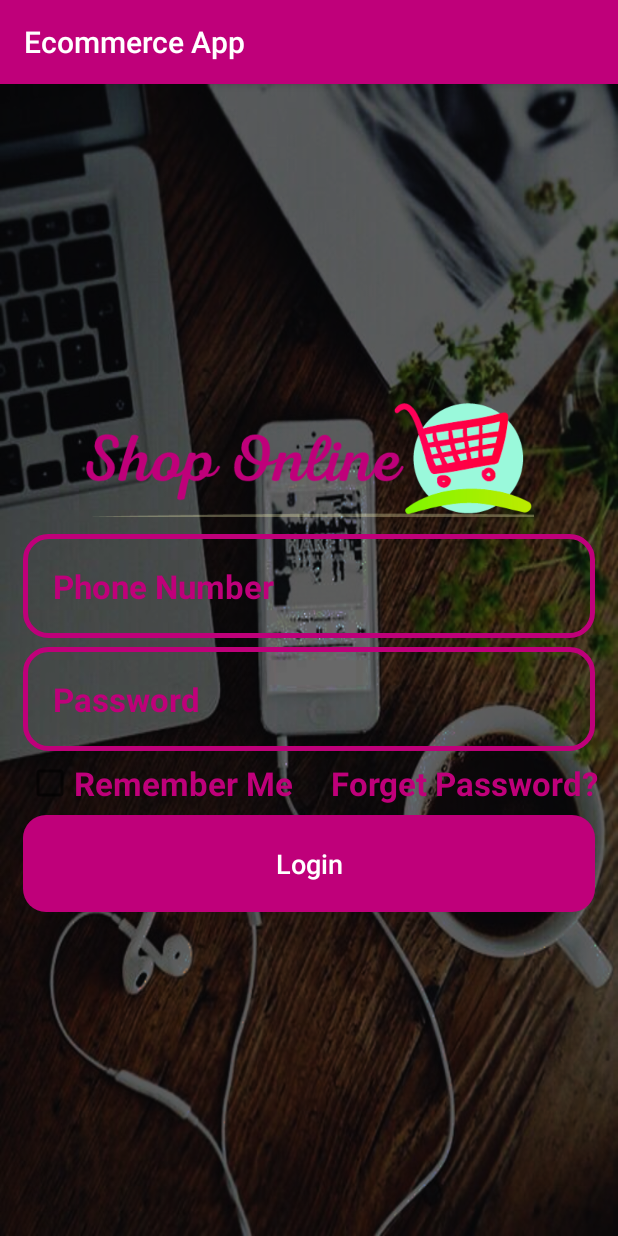
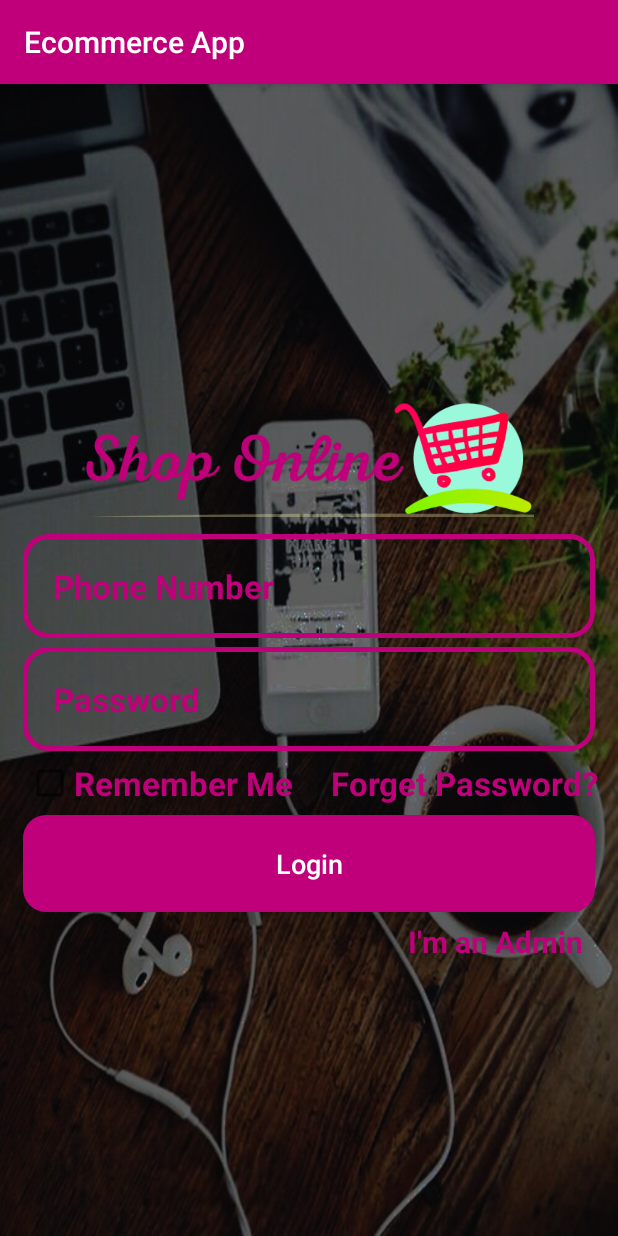
Before and after one commit to MuruganandhamE/Ecommerce-App, an Android app: the LoginActivity screen opened directly, with no data from a screen before it, on a phone screen of 412 x 824 dp. Run offline under Robolectric (Android 15) with nearby library versions, the phone set to English and light mode, and no system bars; our stand-ins replace Firebase (no records; nobody signed in at launch, a user with empty details on screens opened directly); libraries missing offline, so code that uses them is left out: com.rey.material, io.paperdb; plain views replace CheckBox; 1 statement that could not run was skipped.

Commit message:
Add admin and not admin text view in  login ,change input type password

```diff
--- a/app/src/main/res/layout/activity_login.xml
+++ b/app/src/main/res/layout/activity_login.xml
@@ -32,6 +32,7 @@
 
     <EditText
         android:id="@+id/login_password"
+        android:inputType="textPassword"
         android:layout_width="match_parent"
         android:layout_height="wrap_content"
         android:layout_below="@+id/login_phoneNum"
@@ -94,4 +95,33 @@
         android:layout_marginTop="5dp"
         />
 
+    <TextView
+        android:id="@+id/admin_panel_link"
+        android:layout_width="wrap_content"
+        android:layout_height="wrap_content"
+        android:layout_below="@+id/login_login_btn"
+        android:text="I'm an Admin"
+        android:textColor="@color/colorPrimary"
+        android:textSize="20sp"
+        android:textStyle="bold"
+        android:layout_alignParentEnd="true"
+        android:layout_marginTop="6dp"
+        android:layout_marginEnd="23dp"
+        />
+
+    <TextView
+        android:id="@+id/not_admin_panel_link"
+        android:layout_width="wrap_content"
+        android:layout_height="wrap_content"
+        android:layout_below="@+id/login_login_btn"
+        android:text="I'm not an Admin"
+        android:textColor="@color/colorPrimary"
+        android:textSize="20sp"
+        android:textStyle="bold"
+        android:layout_alignParentStart="true"
+        android:layout_marginTop="6dp"
+        android:layout_marginStart="23sp"
+        android:visibility="invisible"
+        />
+
 </RelativeLayout>
--- a/app/src/main/res/layout/activity_register.xml
+++ b/app/src/main/res/layout/activity_register.xml
@@ -48,6 +48,7 @@
 
     <EditText
         android:id="@+id/register_password"
+        android:inputType="textPassword"
         android:layout_width="match_parent"
         android:layout_height="wrap_content"
         android:layout_below="@+id/register_phoneNum"
```
